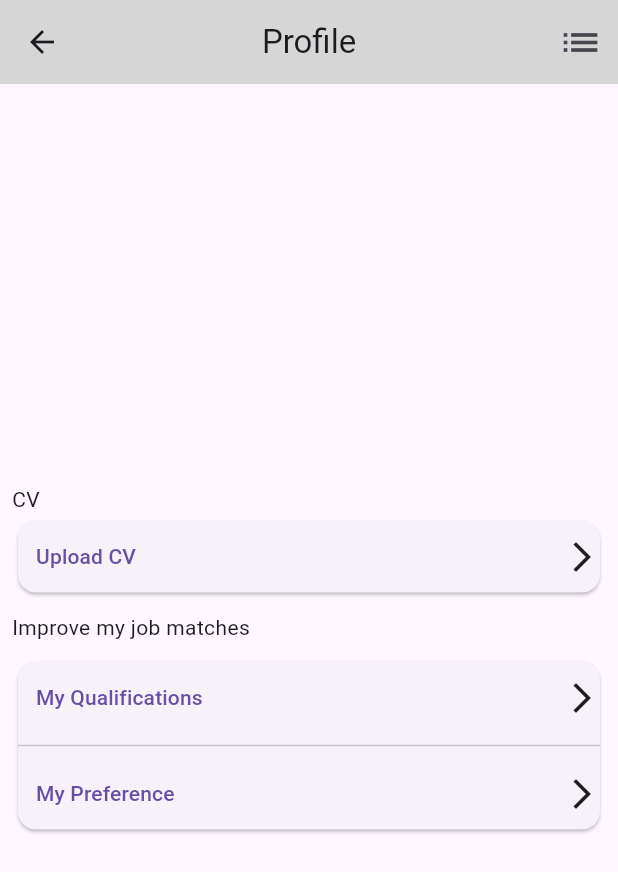
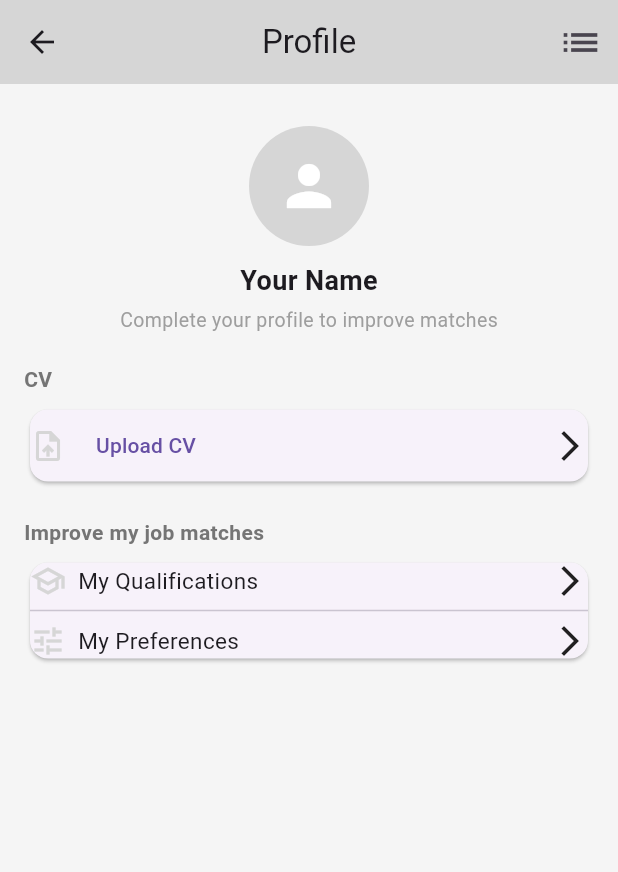
Before and after one commit to Amjadyabroudi128/ofCourse, a Flutter app: the ProfilePage screen opened directly, on a phone screen of 412 x 824 dp. Shown: the top 872 px of the screen. Run offline on Flutter 3.47's test engine with Material 3 defaults, Android fonts, the phone set to English and light mode, and no system bars.

Commit message:
profile improvements

```diff
--- a/lib/profilepage/profilepage.dart
+++ b/lib/profilepage/profilepage.dart
@@ -9,64 +9,97 @@ class ProfilePage extends StatelessWidget {
   @override
   Widget build(BuildContext context) {
     return Scaffold(
+      backgroundColor: Colors.grey[100],
       appBar: AppBar(
         backgroundColor: MyColors.appBar,
         centerTitle: true,
         title: Text("Profile"),
         actions: [
           Padding(
-            padding: const .only(right: 10),
-            child: MyIcons.myList
+            padding: const EdgeInsets.only(right: 10),
+            child: MyIcons.myList,
           ),
         ],
       ),
-      body: Center(
-        child: SingleChildScrollView(
+      body: SingleChildScrollView(
         child: Padding(
-            padding: const EdgeInsets.all(8.0),
+          padding: const EdgeInsets.all(16.0),
           child: Column(
-              crossAxisAlignment: .start,
+            crossAxisAlignment: CrossAxisAlignment.start,
             children: [
-                Text("CV"),
+              // Profile avatar + name
+              Center(
+                child: Column(
+                  children: [
+                    SizedBox(height: 12),
+                    CircleAvatar(
+                      radius: 40,
+                      backgroundColor: MyColors.appBar,
+                      child: Icon(Icons.person, size: 44, color: Colors.white),
+                    ),
+                    SizedBox(height: 10),
+                    Text(
+                      "Your Name",
+                      style: TextStyle(fontSize: 18, fontWeight: FontWeight.w600),
+                    ),
+                    SizedBox(height: 4),
+                    Text(
+                      "Complete your profile to improve matches",
+                      style: TextStyle(fontSize: 13, color: Colors.grey),
+                    ),
+                    SizedBox(height: 20),
+                  ],
+                ),
+              ),
+
+              Text("CV", style: TextStyle(fontWeight: FontWeight.w600, color: Colors.grey[600])),
+              SizedBox(height: 6),
               MyCard(
                 child: Row(
                   children: [
+                    Icon(Icons.upload_file_outlined, color: MyColors.appBar),
+                    SizedBox(width: 8),
                     TextButton(
-                        onPressed: (){},
+                      onPressed: () {},
                       child: Text("Upload CV"),
                     ),
                     Spacer(),
-                      MyIcons.forward
+                    MyIcons.forward,
                   ],
                 ),
               ),
-                SizedBox(height: 9,),
 
-                Text("Improve my job matches"),
-                SizedBox(height: 9,),
+              SizedBox(height: 20),
+
+              Text("Improve my job matches", style: TextStyle(fontWeight: FontWeight.w600, color: Colors.grey[600])),
+              SizedBox(height: 6),
               MyCard(
                 child: Column(
                   children: [
-                      Row(
+                    GestureDetector(
+                      onTap: () {},
+                      child: Row(
                         children: [
-                          TextButton(
-                            onPressed: (){},
-                            child: Text("My Qualifications"),
-                          ),
+                          Icon(Icons.school_outlined, color: MyColors.appBar),
+                          SizedBox(width: 8),
+                          Text("My Qualifications", style: TextStyle(fontSize: 15)),
                           Spacer(),
-                          MyIcons.forward
+                          MyIcons.forward,
                         ],
                       ),
+                    ),
                     Divider(),
-                      Row(
+                    GestureDetector(
+                      onTap: () {},
+                      child: Row(
                         children: [
-                          TextButton(
-                            onPressed: (){},
-                            child: Text("My Preference"),
+                          Icon(Icons.tune_outlined, color: MyColors.appBar),
+                          SizedBox(width: 8),
+                          Text("My Preferences", style: TextStyle(fontSize: 15)),
+                          Spacer(),
+                          MyIcons.forward,
+                        ],
                       ),
-                          Spacer(),
-                          MyIcons.forward
-                        ],
                     ),
                   ],
                 ),
@@ -75,7 +108,6 @@ class ProfilePage extends StatelessWidget {
           ),
         ),
       ),
-      ),
     );
   }
 }
```
Lines whose indentation alone changed are shown as unchanged.
